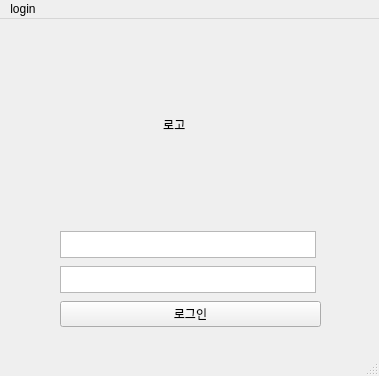
Above: login.ui from 201110520/TableSetter_encore-final before the change. Below: the same form after it.
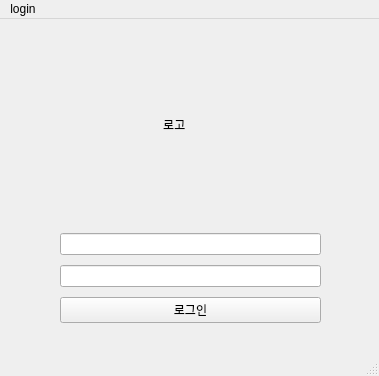
That is the form after the change.

```diff
--- a/login.ui
+++ b/login.ui
@@ -37,36 +37,10 @@
     </property>
     <layout class="QVBoxLayout" name="verticalLayout">
      <item>
-      <widget class="QPlainTextEdit" name="login_ID">
-       <property name="minimumSize">
-        <size>
-         <width>256</width>
-         <height>27</height>
-        </size>
-       </property>
-       <property name="maximumSize">
-        <size>
-         <width>256</width>
-         <height>27</height>
-        </size>
-       </property>
-      </widget>
+      <widget class="QLineEdit" name="login_ID"/>
      </item>
      <item>
-      <widget class="QPlainTextEdit" name="login_PW">
-       <property name="minimumSize">
-        <size>
-         <width>256</width>
-         <height>27</height>
-        </size>
-       </property>
-       <property name="maximumSize">
-        <size>
-         <width>256</width>
-         <height>27</height>
-        </size>
-       </property>
-      </widget>
+      <widget class="QLineEdit" name="login_PW"/>
      </item>
      <item>
       <widget class="QPushButton" name="login_Button">
```
